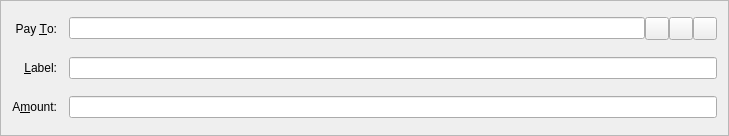
Old version of the form src/qt/forms/sendcoinsentry.ui in the repository MERCOINMRN/Mercoin.
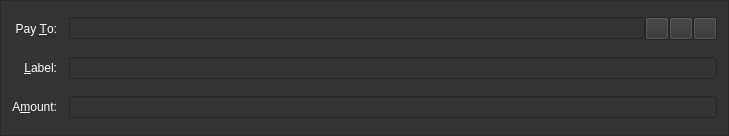
New version of the form. Icons and pictures are not drawn. Custom widgets are drawn as their Qt base class.

```diff
--- a/src/qt/forms/sendcoinsentry.ui
+++ b/src/qt/forms/sendcoinsentry.ui
@@ -13,6 +13,9 @@
   <property name="windowTitle">
    <string>Form</string>
   </property>
+  <property name="styleSheet">
+   <string notr="true">background-color: rgb(51, 51, 51);</string>
+  </property>
   <property name="frameShape">
    <enum>QFrame::StyledPanel</enum>
   </property>
@@ -25,6 +28,9 @@
    </property>
    <item row="5" column="0">
     <widget class="QLabel" name="label">
+     <property name="styleSheet">
+      <string notr="true">color: rgb(255, 255, 255);</string>
+     </property>
      <property name="text">
       <string>A&amp;mount:</string>
      </property>
@@ -38,6 +44,9 @@
    </item>
    <item row="3" column="0">
     <widget class="QLabel" name="label_2">
+     <property name="styleSheet">
+      <string notr="true">color: rgb(255, 255, 255);</string>
+     </property>
      <property name="text">
       <string>Pay &amp;To:</string>
      </property>
@@ -71,6 +80,9 @@
    </item>
    <item row="4" column="0">
     <widget class="QLabel" name="label_4">
+     <property name="styleSheet">
+      <string notr="true">color: rgb(255, 255, 255);</string>
+     </property>
      <property name="text">
       <string>&amp;Label:</string>
      </property>
```
